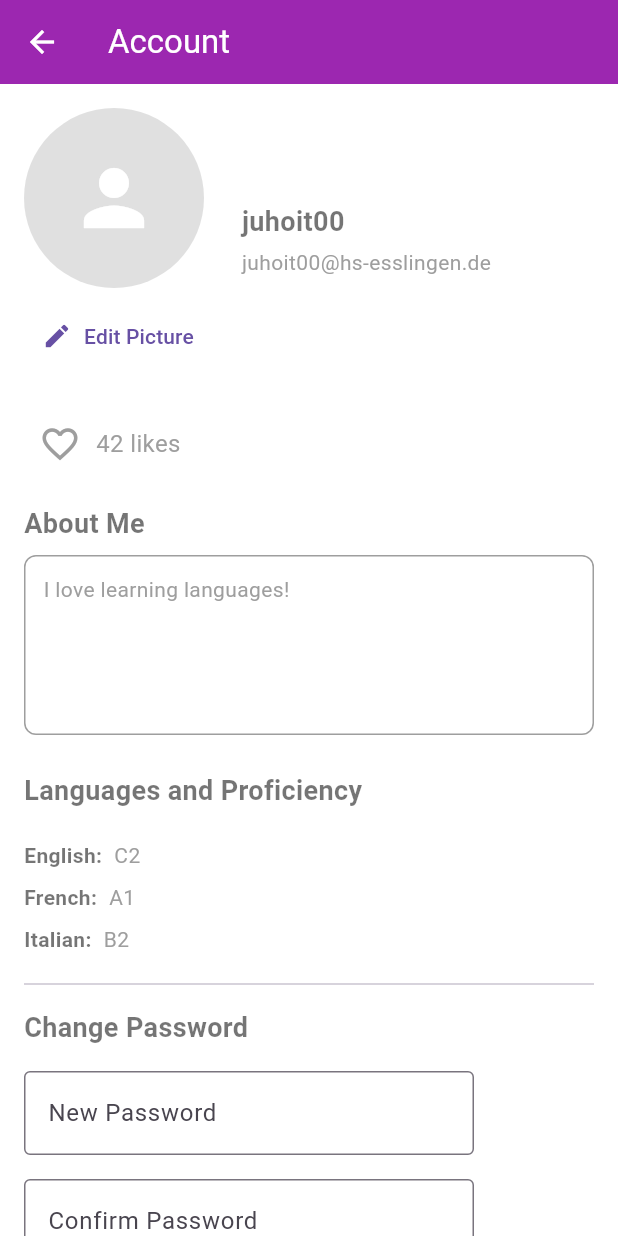
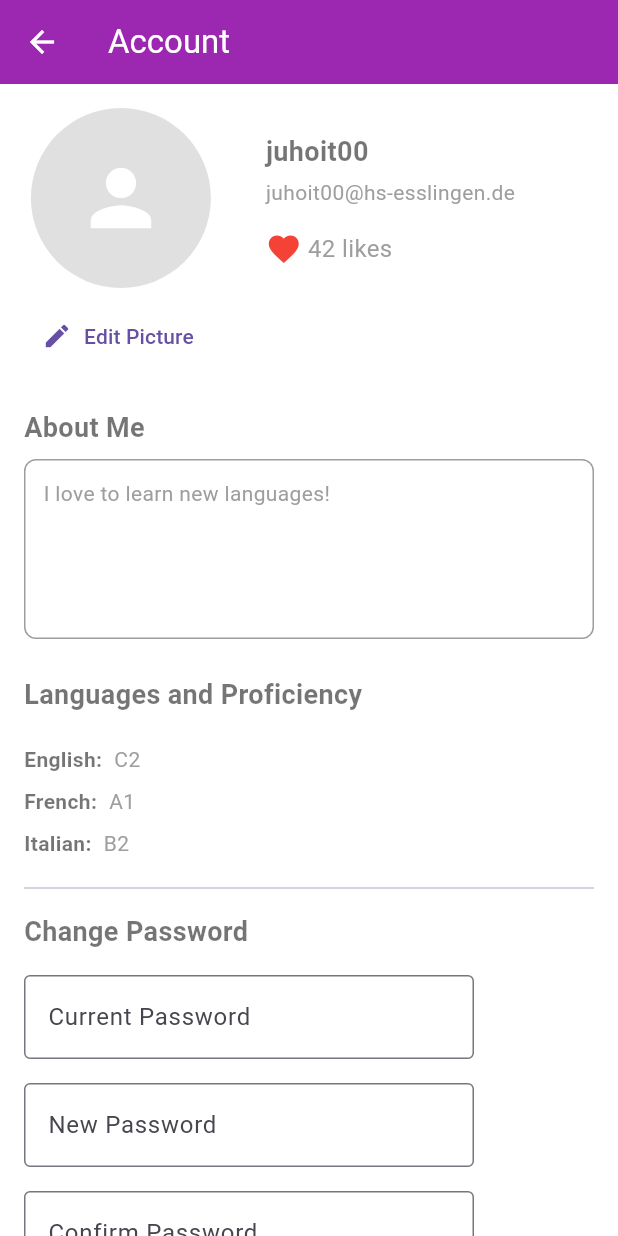
Before and after one commit to ClaudioSchmidt/Mobile-UX-Project, a Flutter app: the AccountScreen screen opened by its route, on a phone screen of 412 x 824 dp. Run offline on Flutter 3.47's test engine with Material 3 defaults, Android fonts, the phone set to English and light mode, and no system bars; our stand-ins replace flutter_secure_storage, image_picker, shared_preferences; missing offline and left inert: translator; accounts and stored records are empty.

Commit message:
minor design changes

```diff
--- a/lib/screens/account_screen.dart
+++ b/lib/screens/account_screen.dart
@@ -1,27 +1,7 @@
 import 'package:flutter/material.dart';
 
-class AccountScreen extends StatefulWidget {
+class AccountScreen extends StatelessWidget {
   const AccountScreen({super.key});
-
-  @override
-  State<AccountScreen> createState() => _AccountScreenState();
-}
-
-class _AccountScreenState extends State<AccountScreen> {
-  bool isLiked = false; // Mock-Zustand für den Like-Button
-  int likeCount = 42; // Mock-Wert für die Anzahl der Likes
-
-  void toggleLike() {
-    setState(() {
-      if (isLiked) {
-        isLiked = false;
-        likeCount--;
-      } else {
-        isLiked = true;
-        likeCount++;
-      }
-    });
-  }
 
   @override
   Widget build(BuildContext context) {
@@ -36,10 +16,9 @@ class _AccountScreenState extends State<AccountScreen> {
           children: [
             // Profile Section
             Row(
-              crossAxisAlignment: CrossAxisAlignment.center,
+              crossAxisAlignment: CrossAxisAlignment.start,
               children: [
                 Column(
-                  crossAxisAlignment: CrossAxisAlignment.start,
                   children: [
                     CircleAvatar(
                       radius: 60, // Größeres Profilbild
@@ -64,10 +43,12 @@ class _AccountScreenState extends State<AccountScreen> {
                     ),
                   ],
                 ),
-                const SizedBox(width: 16),
-                Column(
+                const SizedBox(width: 32), // Mehr Abstand zwischen Profilbild und Texten
+                const Expanded(
+                  child: Column(
                     crossAxisAlignment: CrossAxisAlignment.start,
-                  children: const [
+                    children: [
+                      SizedBox(height: 16), // Vertikaler Abstand hinzugefügt
                       Text(
                         'juhoit00',
                         style: TextStyle(
@@ -83,34 +64,30 @@ class _AccountScreenState extends State<AccountScreen> {
                           color: Colors.grey,
                         ),
                       ),
-                  ],
+                      SizedBox(height: 16),
+                      Row(
+                        children: [
+                          Icon(
+                            Icons.favorite,
+                            color: Colors.red,
+                            size: 24, // Herzgröße
                           ),
-              ],
-            ),
-            const SizedBox(height: 24),
-
-            // Like Section
-            Row(
-              mainAxisSize: MainAxisSize.min,
-              children: [
-                IconButton(
-                  onPressed: toggleLike,
-                  icon: Icon(
-                    isLiked ? Icons.favorite : Icons.favorite_border,
-                    color: isLiked ? Colors.red : Colors.grey,
-                    size: 28,
-                  ),
-                ),
+                          SizedBox(width: 4),
                           Text(
-                  '$likeCount likes',
-                  style: const TextStyle(
+                            '42 likes',
+                            style: TextStyle(
                               fontSize: 16,
                               color: Colors.grey,
                             ),
                           ),
                         ],
                       ),
-            const SizedBox(height: 16),
+                    ],
+                  ),
+                ),
+              ],
+            ),
+            const SizedBox(height: 24),
 
             // Bio Section
             const Text(
@@ -130,7 +107,7 @@ class _AccountScreenState extends State<AccountScreen> {
                 borderRadius: BorderRadius.circular(8),
               ),
               child: const Text(
-                'I love learning languages!',
+                'I love to learn new languages!',
                 style: TextStyle(
                   fontSize: 14,
                   color: Colors.grey,
@@ -167,6 +144,14 @@ class _AccountScreenState extends State<AccountScreen> {
               child: Column(
                 crossAxisAlignment: CrossAxisAlignment.start,
                 children: [
+                  TextFormField(
+                    decoration: const InputDecoration(
+                      labelText: 'Current Password',
+                      border: OutlineInputBorder(),
+                    ),
+                    obscureText: true,
+                  ),
+                  const SizedBox(height: 16),
                   TextFormField(
                     decoration: const InputDecoration(
                       labelText: 'New Password',
```
Lines whose indentation alone changed are shown as unchanged.
